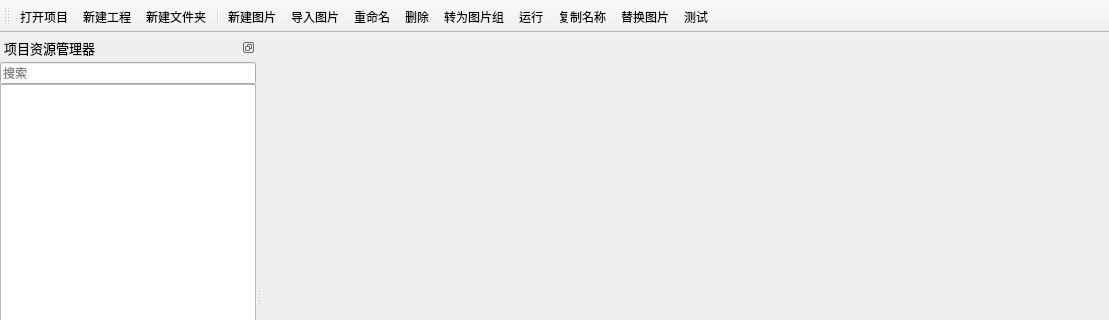
This is BmpManager/mainwindow.ui in luckyPtr/BitmapStudio as Qt 5 draws it before an edit; both pictures show x 0 to 1109 and y 0 to 320 of the 1109 by 579 pixel window. The edited form follows.
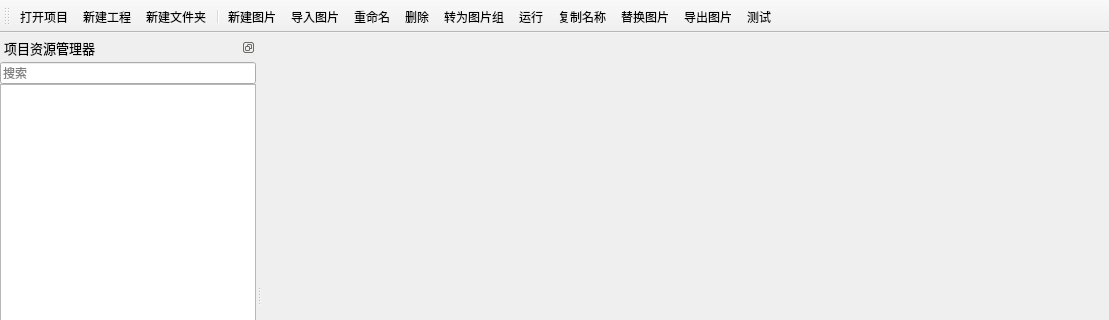
This is the edited form. Icons and pictures are not drawn. Custom widgets are drawn as their Qt base class.

Commit message: 图片导出

```diff
--- a/BmpManager/mainwindow.ui
+++ b/BmpManager/mainwindow.ui
@@ -315,6 +315,7 @@
    <addaction name="actRun"/>
    <addaction name="actCopyName"/>
    <addaction name="actReplaceImage"/>
+   <addaction name="actExport"/>
    <addaction name="actTest"/>
   </widget>
   <action name="actOpenProject">
@@ -445,6 +446,15 @@
     <string>替换图片</string>
    </property>
   </action>
+  <action name="actExport">
+   <property name="icon">
+    <iconset resource="Img.qrc">
+     <normaloff>:/Image/Toolbar/Export.svg</normaloff>:/Image/Toolbar/Export.svg</iconset>
+   </property>
+   <property name="text">
+    <string>导出图片</string>
+   </property>
+  </action>
  </widget>
  <customwidgets>
   <customwidget>
```
The commit also changes 2 other files.
